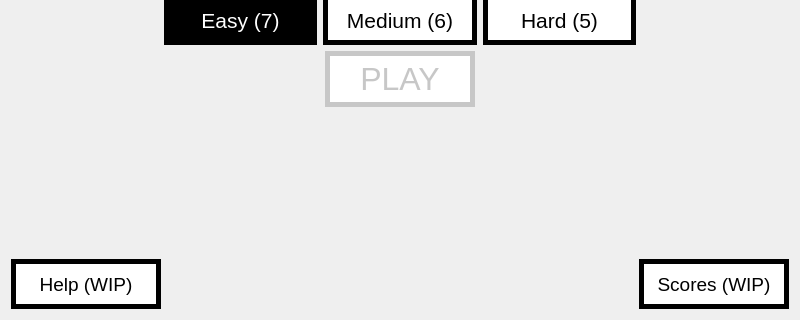
First picture: the form in scenes/Menu/Menu.ui, repository DLowHP/Hangman, before the edit; both pictures show x 0 to 800 and y 280 to 600 of the 800 by 600 pixel window.
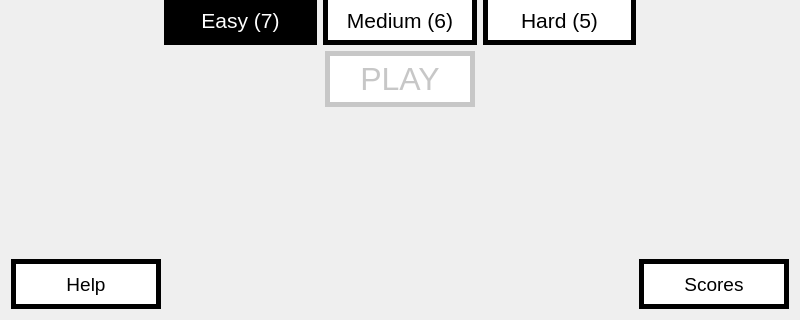
Second picture: the form after the edit.

The edit to the form file:
```diff
--- a/scenes/Menu/Menu.ui
+++ b/scenes/Menu/Menu.ui
@@ -383,7 +383,7 @@
 }</string>
        </property>
        <property name="text">
-        <string>Help (WIP)</string>
+        <string>Help</string>
        </property>
       </widget>
      </item>
@@ -424,7 +424,7 @@
 }</string>
        </property>
        <property name="text">
-        <string>Scores (WIP)</string>
+        <string>Scores</string>
        </property>
       </widget>
      </item>
```
